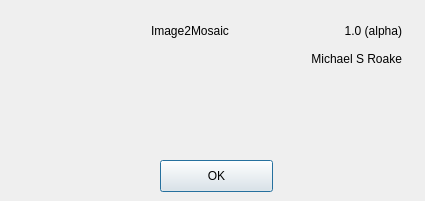
The window that aboutdialog.ui (mikeroake/Image2Mosaic) describes before a commit, drawn with Qt 5.
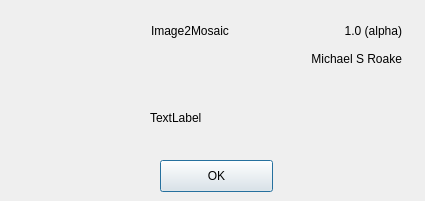
The same window after the commit.

Commit message: Added link to github repository in aboutDialog

Patch:
```diff
--- a/aboutdialog.ui
+++ b/aboutdialog.ui
@@ -48,7 +48,7 @@
     <string/>
    </property>
   </widget>
-  <widget class="QWidget" name="">
+  <widget class="QWidget" name="layoutWidget">
    <property name="geometry">
     <rect>
      <x>151</x>
@@ -80,7 +80,7 @@
     </item>
    </layout>
   </widget>
-  <widget class="QWidget" name="">
+  <widget class="QWidget" name="layoutWidget">
    <property name="geometry">
     <rect>
      <x>151</x>
@@ -112,6 +112,19 @@
     </item>
    </layout>
   </widget>
+  <widget class="QLabel" name="aboutLabel">
+   <property name="geometry">
+    <rect>
+     <x>150</x>
+     <y>110</y>
+     <width>241</width>
+     <height>16</height>
+    </rect>
+   </property>
+   <property name="text">
+    <string>TextLabel</string>
+   </property>
+  </widget>
  </widget>
  <resources/>
  <connections/>
```
Left out of the diff: 6 changed lines with no effect on the pictures. The commit also changes 1 other file.
